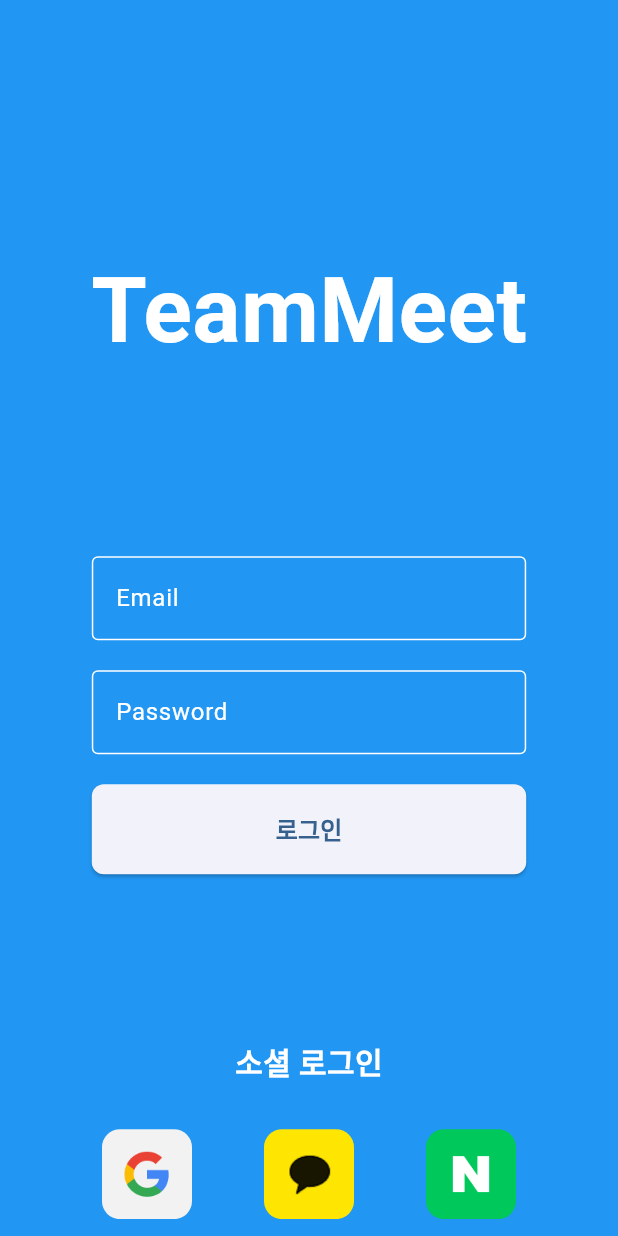
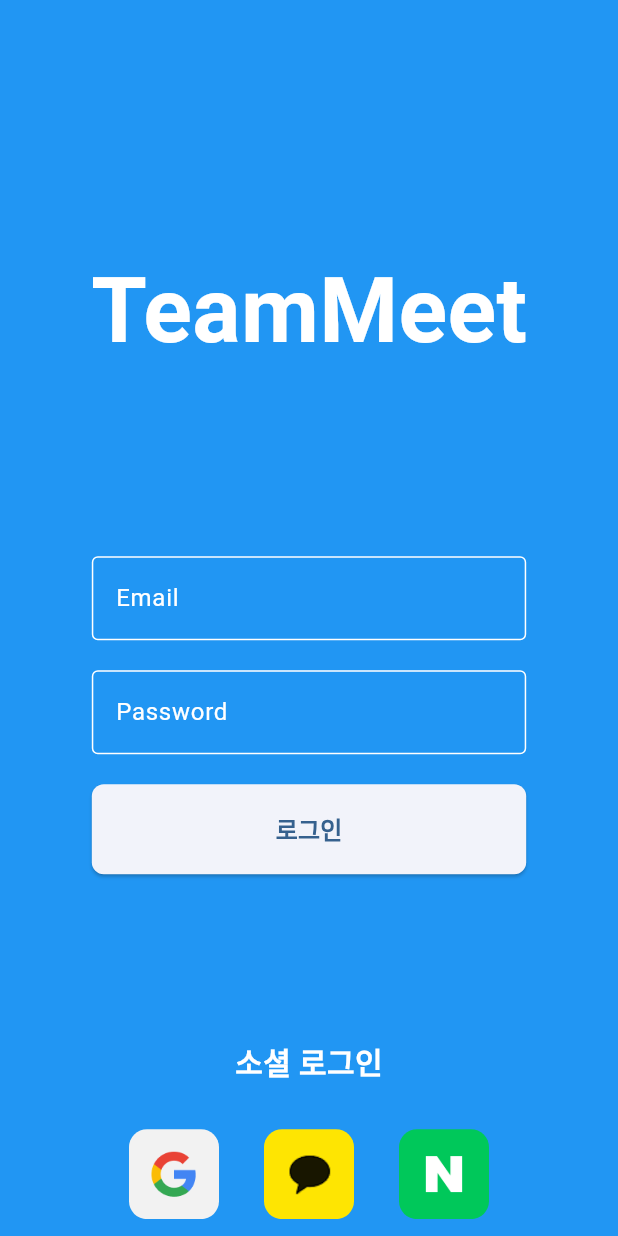
Before and after one commit to Luna0214/teammeet, a Flutter app: the screen it shows after launch, on a phone screen of 412 x 824 dp. Run offline on Flutter 3.47's test engine with Material 3 defaults, Android fonts, the phone set to English and light mode, and no system bars; our stand-ins replace cloud_firestore, firebase_auth, firebase_core; missing offline and left inert: flutter_webrtc; accounts and stored records are empty; generated files the repository leaves out were written again.

Commit message:
login page TextInput UI minor adjusted

```diff
--- a/lib/features/auth/login_page.dart
+++ b/lib/features/auth/login_page.dart
@@ -1,4 +1,5 @@
 import 'package:flutter/material.dart';
+import 'package:flutter/foundation.dart';
 import 'login_service.dart';
 import '../../shared/widgets/popup_message.dart';
 
@@ -55,12 +56,20 @@ class _LoginPageState extends State<LoginPage> {
         padding: const EdgeInsets.symmetric(horizontal: 20.0),
         child: Column(
           mainAxisAlignment: MainAxisAlignment.center,
+          crossAxisAlignment: CrossAxisAlignment.center,
           children: [
             SizedBox(height: MediaQuery.of(context).size.height * 0.2,),
             Text('TeamMeet', style: TextStyle(fontSize: 60, fontWeight: FontWeight.bold, color: Colors.white),),
             SizedBox(height: 120,),
-            Padding(
-              padding: EdgeInsets.symmetric(horizontal: MediaQuery.of(context).size.width * 0.1),
+
+            Center(
+              child: Padding(
+                padding: kIsWeb ? EdgeInsets.symmetric(horizontal: MediaQuery.of(context).size.width * 0.2) : EdgeInsets.symmetric(horizontal: MediaQuery.of(context).size.width * 0.1),
+                child: ConstrainedBox(
+                  constraints: BoxConstraints(
+                    minWidth: kIsWeb ? 500.0 : 300.0,
+                    maxWidth: kIsWeb ? 500.0 : 300.0,
+                  ),
                   child: Column(
                     children: [
                       _loginTextField('Email', emailController),
@@ -92,12 +101,23 @@ class _LoginPageState extends State<LoginPage> {
                     ],
                   ),
                 ),
+              ),
+            ),
+
             SizedBox(height: 10,),
 
             SizedBox(height: 100),
             Text('소셜 로그인', style: TextStyle(fontSize: 20, fontWeight: FontWeight.bold, color: Colors.white),),
             SizedBox(height: 30,),
-            Row(
+
+            // 소셜 로그인도 중앙 정렬
+            Center(
+              child: ConstrainedBox(
+                constraints: BoxConstraints(
+                  minWidth: kIsWeb ? 500.0 : 300.0,
+                  maxWidth: kIsWeb ? 800.0 : 300.0,
+                ),
+                child: Row(
                   mainAxisAlignment: MainAxisAlignment.spaceEvenly,
                   children: [
                     // 구글 로그인
@@ -203,6 +223,8 @@ class _LoginPageState extends State<LoginPage> {
                     ),
                   ],
                 ),
+              ),
+            ),
           ],
         ),
       );
```
Lines whose indentation alone changed are shown as unchanged.
